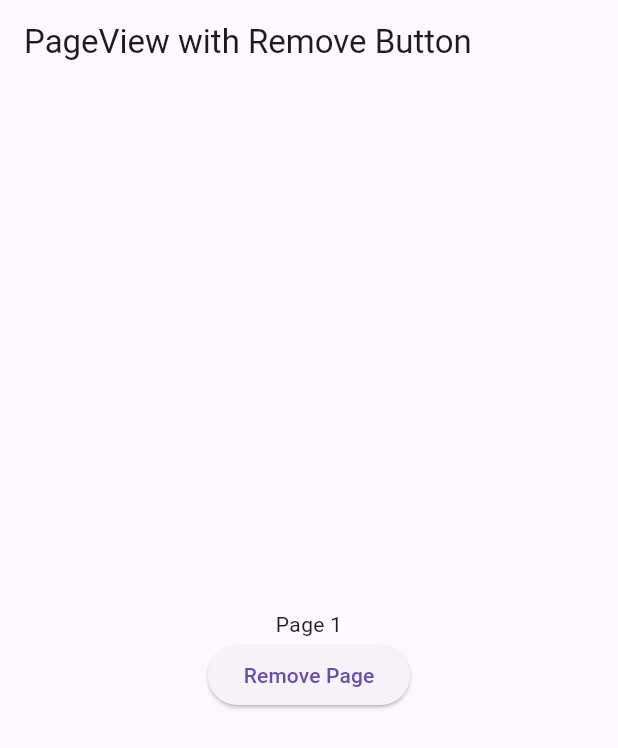
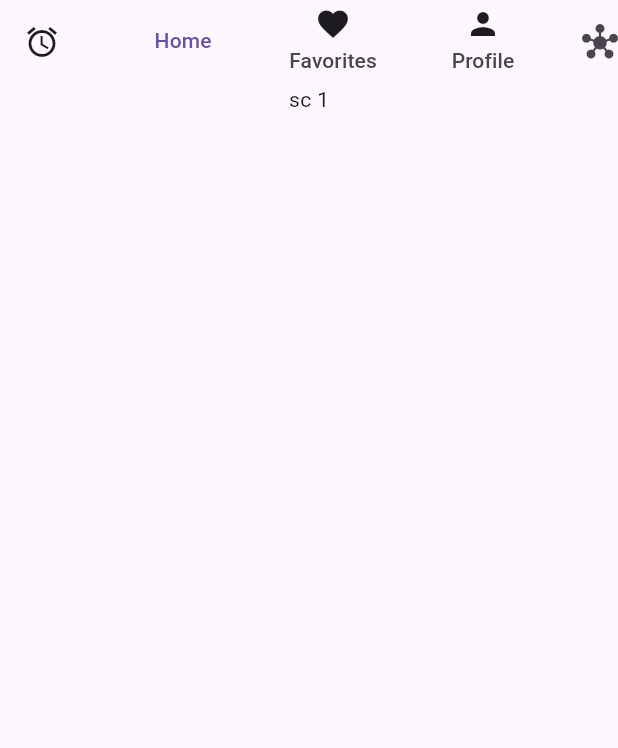
Before and after one commit to TheAsiyaS/newCreations, a Flutter app: the screen it shows after launch, on a phone screen of 412 x 824 dp. Shown: the top 748 px of the screen. Run offline on Flutter 3.47's test engine with Material 3 defaults, Android fonts, the phone set to English and light mode, and no system bars.

Commit message:
screen change : top navigation bar done

```diff
--- a/lib/main.dart
+++ b/lib/main.dart
@@ -1,4 +1,5 @@
 import 'package:flutter/material.dart';
+import 'package:new_creations/webscreencjange/homesc.dart';
 
 void main() {
   runApp(MyApp());
@@ -10,7 +11,7 @@ class MyApp extends StatelessWidget {
   @override
   Widget build(BuildContext context) {
     return MaterialApp(
-      home: const MyPageView(),
+      home: const MyHomePage(),
     );
   }
 }
--- /dev/null
+++ b/lib/webscreencjange/homesc.dart
@@ -0,0 +1,44 @@
+import 'package:flutter/material.dart';
+import 'package:new_creations/webscreencjange/sc1.dart';
+import 'package:new_creations/webscreencjange/sc2.dart';
+import 'package:new_creations/webscreencjange/scr3.dart';
+
+class MyHomePage extends StatefulWidget {
+  const MyHomePage({super.key});
+
+  @override
+  State<MyHomePage> createState() => _MyHomePageState();
+}
+
+class _MyHomePageState extends State<MyHomePage> {
+  int _currentIndex = 0;
+
+  final List<Widget> _tabs = [
+    const MyWidget1(),
+    const MyWidget2(),
+    const MyWidget3(),
+  ];
+
+  @override
+  Widget build(BuildContext context) {
+    return DefaultTabController(
+      length: _tabs.length,
+      child: Scaffold(
+        appBar: AppBar(
+          leading: const Icon(Icons.access_alarm),
+          title: const TabBar(
+            tabs: [
+              Tab(text: 'Home'),
+              Tab(icon: Icon(Icons.favorite), text: 'Favorites'),
+              Tab(icon: Icon(Icons.person), text: 'Profile'),
+            ],
+          ),
+          actions: const [Icon(Icons.hub)],
+        ),
+        body: TabBarView(
+          children: _tabs,
+        ),
+      ),
+    );
+  }
+}
--- /dev/null
+++ b/lib/webscreencjange/sc1.dart
@@ -0,0 +1,18 @@
+import 'package:flutter/material.dart';
+
+class MyWidget1 extends StatelessWidget {
+  const MyWidget1({super.key});
+
+  @override
+  Widget build(BuildContext context) {
+    return Scaffold(
+     body: Column(
+       children: [
+         Center(
+          child:  Text('sc 1'),
+         ),
+       ],
+     ),
+    );
+  }
+}
```
Also changed, not shown: lib/webscreencjange/sc2.dart (added, +18 -0 lines), lib/webscreencjange/scr3.dart (added, +18 -0 lines).
